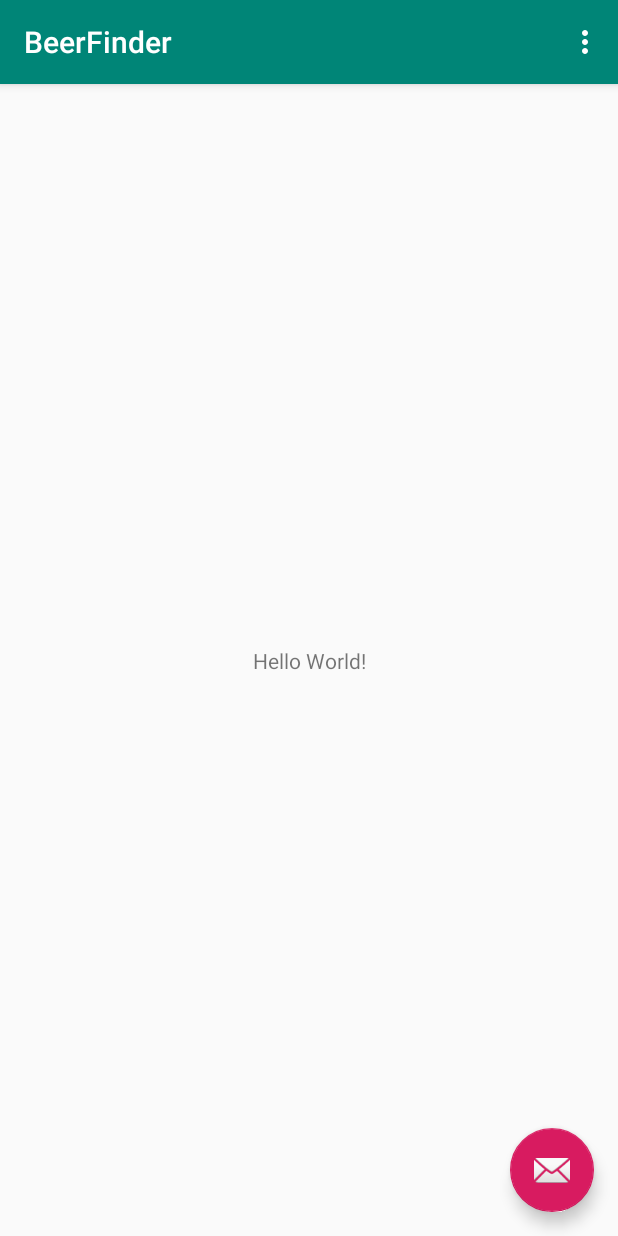
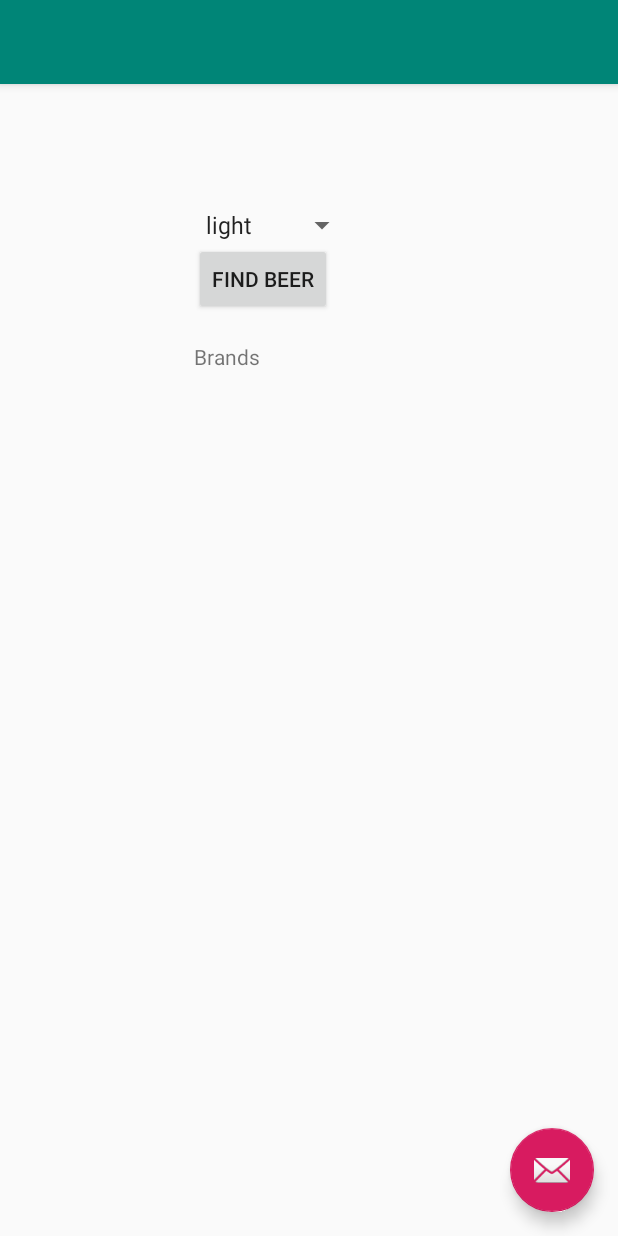
Before and after one commit to AntropovD/HeadFirst-Android, an Android app: the screen it shows after launch (FindBeerActivity), on a phone screen of 412 x 824 dp. Run offline under Robolectric (Android 15) with nearby library versions, the phone set to English and light mode, and no system bars.

Commit message:
App that copy value from dropdown list to textfield

```diff
--- a/BeerFinder/app/src/main/java/com/example/dmitry/beerfinder/FindBeerActivity.java
+++ b/BeerFinder/app/src/main/java/com/example/dmitry/beerfinder/FindBeerActivity.java
@@ -1,13 +1,12 @@
 package com.example.dmitry.beerfinder;
 
 import android.os.Bundle;
-import android.support.design.widget.FloatingActionButton;
-import android.support.design.widget.Snackbar;
 import android.support.v7.app.AppCompatActivity;
-import android.support.v7.widget.Toolbar;
-import android.view.View;
 import android.view.Menu;
 import android.view.MenuItem;
+import android.view.View;
+import android.widget.Spinner;
+import android.widget.TextView;
 
 public class FindBeerActivity extends AppCompatActivity {
 
@@ -15,17 +14,6 @@ public class FindBeerActivity extends AppCompatActivity {
     protected void onCreate(Bundle savedInstanceState) {
         super.onCreate(savedInstanceState);
         setContentView(R.layout.activity_find_beer);
-        Toolbar toolbar = (Toolbar) findViewById(R.id.toolbar);
-        setSupportActionBar(toolbar);
-
-        FloatingActionButton fab = (FloatingActionButton) findViewById(R.id.fab);
-        fab.setOnClickListener(new View.OnClickListener() {
-            @Override
-            public void onClick(View view) {
-                Snackbar.make(view, "Replace with your own action", Snackbar.LENGTH_LONG)
-                        .setAction("Action", null).show();
-            }
-        });
     }
 
     @Override
@@ -49,4 +37,12 @@ public class FindBeerActivity extends AppCompatActivity {
 
         return super.onOptionsItemSelected(item);
     }
+
+    public void onClickFindBeer(View view) {
+        TextView brands = findViewById(R.id.brands);
+
+        Spinner color = findViewById(R.id.color);
+        String beerType = String.valueOf(color.getSelectedItem());
+        brands.setText(beerType);
+    }
 }
--- a/BeerFinder/app/src/main/res/layout/content_find_beer.xml
+++ b/BeerFinder/app/src/main/res/layout/content_find_beer.xml
@@ -1,20 +1,38 @@
-<?xml version="1.0" encoding="utf-8"?>
-<android.support.constraint.ConstraintLayout xmlns:android="http://schemas.android.com/apk/res/android"
-    xmlns:app="http://schemas.android.com/apk/res-auto"
+<RelativeLayout xmlns:android="http://schemas.android.com/apk/res/android"
     xmlns:tools="http://schemas.android.com/tools"
     android:layout_width="match_parent"
     android:layout_height="match_parent"
-    app:layout_behavior="@string/appbar_scrolling_view_behavior"
-    tools:context=".FindBeerActivity"
-    tools:showIn="@layout/activity_find_beer">
+    android:paddingBottom="16dp"
+    android:paddingLeft="16dp"
+    android:paddingRight="16dp"
+    android:paddingTop="16dp"
+    tools:context=".FindBeerActivity" >
 
-    <TextView
+    <Spinner
+        android:id="@+id/color"
         android:layout_width="wrap_content"
         android:layout_height="wrap_content"
-        android:text="Hello World!"
-        app:layout_constraintBottom_toBottomOf="parent"
-        app:layout_constraintLeft_toLeftOf="parent"
-        app:layout_constraintRight_toRightOf="parent"
-        app:layout_constraintTop_toTopOf="parent" />
-
-</android.support.constraint.ConstraintLayout>
+        android:layout_alignParentStart="true"
+        android:layout_alignParentTop="true"
+        android:layout_marginStart="113dp"
+        android:layout_marginTop="122dp"
+        android:entries="@array/beer_colors"
+        android:layout_alignParentLeft="true"
+        android:layout_marginLeft="113dp" />
+    <Button
+        android:id="@+id/find_beer"
+        android:layout_width="wrap_content"
+        android:layout_height="wrap_content"
+        android:layout_alignLeft="@+id/color"
+        android:layout_below="@+id/color"
+        android:text="@string/find_beer"
+        android:onClick="onClickFindBeer" />
+    <TextView
+        android:id="@+id/brands"
+        android:layout_width="wrap_content"
+        android:layout_height="wrap_content"
+        android:layout_alignLeft="@+id/find_beer"
+        android:layout_below="@+id/find_beer"
+        android:layout_marginTop="18dp"
+        android:text="@string/brands" />
+</RelativeLayout>
--- a/BeerFinder/app/src/main/res/values/strings.xml
+++ b/BeerFinder/app/src/main/res/values/strings.xml
@@ -1,4 +1,13 @@
 <resources>
     <string name="app_name">BeerFinder</string>
     <string name="action_settings">Settings</string>
+    <string name="button">Button</string>
+    <string name="find_beer">Find Beer</string>
+    <string name="brands">Brands</string>
+    <string-array name="beer_colors">
+        <item>light</item>
+        <item>amber</item>
+        <item>brown</item>
+        <item>dark</item>
+    </string-array>
 </resources>
```
